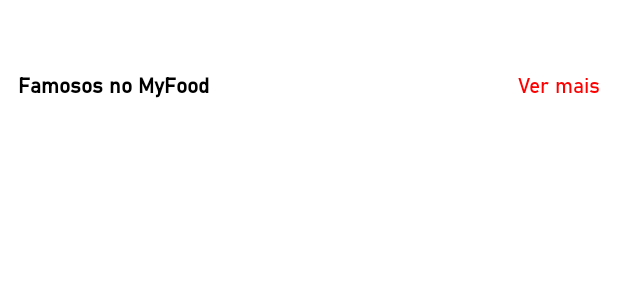
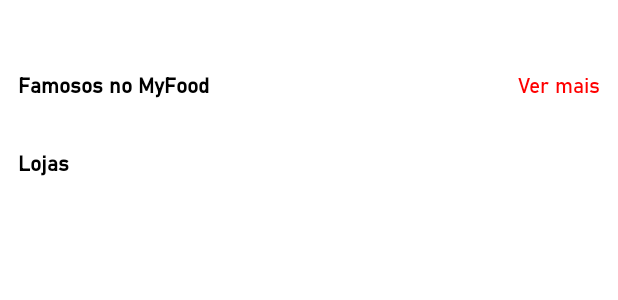
Before and after one commit to thiagofp0/MyFood, an Android app: the layout fragment_restaurant.xml on its own in the app's theme, with its tools: preview values and no code run, on a phone screen of 412 x 824 dp. Shown: the top 300 px of the screen. Run offline under Robolectric (Android 15) with nearby library versions, the phone set to English and light mode, and no system bars.

Commit message:
Layout pronto

```diff
--- /dev/null
+++ b/app/src/main/res/drawable/ic_baseline_favorite_border_24.xml
@@ -0,0 +1,5 @@
+<vector android:height="24dp" android:tint="#000000"
+    android:viewportHeight="24" android:viewportWidth="24"
+    android:width="24dp" xmlns:android="http://schemas.android.com/apk/res/android">
+    <path android:fillColor="@android:color/white" android:pathData="M16.5,3c-1.74,0 -3.41,0.81 -4.5,2.09C10.91,3.81 9.24,3 7.5,3 4.42,3 2,5.42 2,8.5c0,3.78 3.4,6.86 8.55,11.54L12,21.35l1.45,-1.32C18.6,15.36 22,12.28 22,8.5 22,5.42 19.58,3 16.5,3zM12.1,18.55l-0.1,0.1 -0.1,-0.1C7.14,14.24 4,11.39 4,8.5 4,6.5 5.5,5 7.5,5c1.54,0 3.04,0.99 3.57,2.36h1.87C13.46,5.99 14.96,5 16.5,5c2,0 3.5,1.5 3.5,3.5 0,2.89 -3.14,5.74 -7.9,10.05z"/>
+</vector>
--- /dev/null
+++ b/app/src/main/res/drawable/ic_baseline_star_24.xml
@@ -0,0 +1,5 @@
+<vector android:height="18dp" android:tint="#000000"
+    android:viewportHeight="24" android:viewportWidth="24"
+    android:width="18dp" xmlns:android="http://schemas.android.com/apk/res/android">
+    <path android:fillColor="@android:color/white" android:pathData="M12,17.27L18.18,21l-1.64,-7.03L22,9.24l-7.19,-0.61L12,2 9.19,8.63 2,9.24l5.46,4.73L5.82,21z"/>
+</vector>
--- a/app/src/main/res/layout/fragment_restaurant.xml
+++ b/app/src/main/res/layout/fragment_restaurant.xml
@@ -1,5 +1,10 @@
 <?xml version="1.0" encoding="utf-8"?>
-<LinearLayout xmlns:android="http://schemas.android.com/apk/res/android"
+<androidx.core.widget.NestedScrollView
+    xmlns:android="http://schemas.android.com/apk/res/android"
+    android:layout_width="match_parent"
+    android:layout_height="match_parent">
+
+    <LinearLayout
         android:orientation="vertical"
         android:layout_width="match_parent"
         android:layout_height="match_parent">
@@ -72,4 +77,22 @@
             android:layout_width="match_parent"
             android:layout_height="wrap_content"/>
 
+        <TextView
+            android:text="@string/shops"
+            android:layout_marginHorizontal="12dp"
+            android:layout_marginVertical="10dp"
+            android:layout_width="wrap_content"
+            android:layout_height="wrap_content"
+            android:textStyle="bold"
+            android:textColor="@color/black"/>
+
+        <androidx.recyclerview.widget.RecyclerView
+            android:id="@+id/rv_more_shops"
+            android:clipToPadding="false"
+            android:paddingHorizontal="6dp"
+            android:layout_marginTop="12dp"
+            android:layout_width="match_parent"
+            android:layout_height="wrap_content"/>
+
     </LinearLayout>
+</androidx.core.widget.NestedScrollView>
--- a/app/src/main/res/values/colors.xml
+++ b/app/src/main/res/values/colors.xml
@@ -12,4 +12,5 @@
     <color name="red_alpha_10">#1AFF0000</color>
     <color name="gray">#9D9D9D</color>
     <color name="lt_gray">#F2F2F2</color>
+    <color name="gold">#BB973D</color>
 </resources>
--- a/app/src/main/res/values/strings.xml
+++ b/app/src/main/res/values/strings.xml
@@ -6,4 +6,9 @@
     <string name="dotted">&#x2022;</string>
     <string name="famous">Famosos no MyFood</string>
     <string name="see_more">Ver mais</string>
+    <string name="shop_category">\u2022 %1$s \u2022 %2$.1f km</string>
+    <string name="shop_price">%1$s min \u2022 R$ %2$.2f</string>
+    <string name="shops">Lojas</string>
+    <string name="explore_more">Explore mais com a conta do MyFood</string>
+    <string name="enter">Entrar ou cadastrar-se</string>
 </resources>
```
Also changed, not shown: app/src/main/java/com/thiago/myfood/MoreShop.kt (added, +12 -0 lines), app/src/main/java/com/thiago/myfood/MoreShopView.kt (added, +25 -0 lines), app/src/main/java/com/thiago/myfood/RestaurantFragment.kt (+14 -0 lines), app/src/main/res/layout/activity_main.xml (+30 -5 lines), app/src/main/res/layout/more_shop_item.xml (added, +75 -0 lines). Lines whose indentation alone changed are shown as unchanged.
